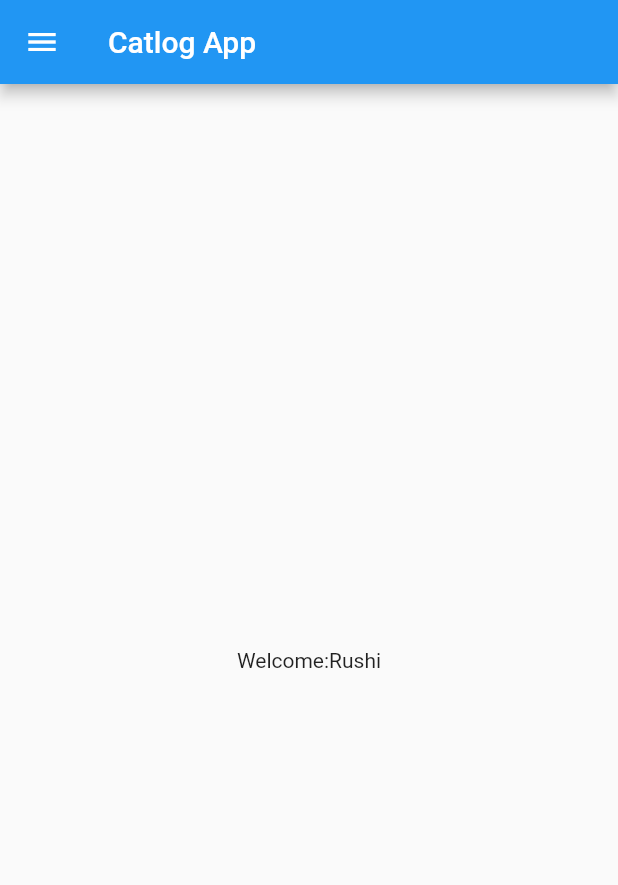
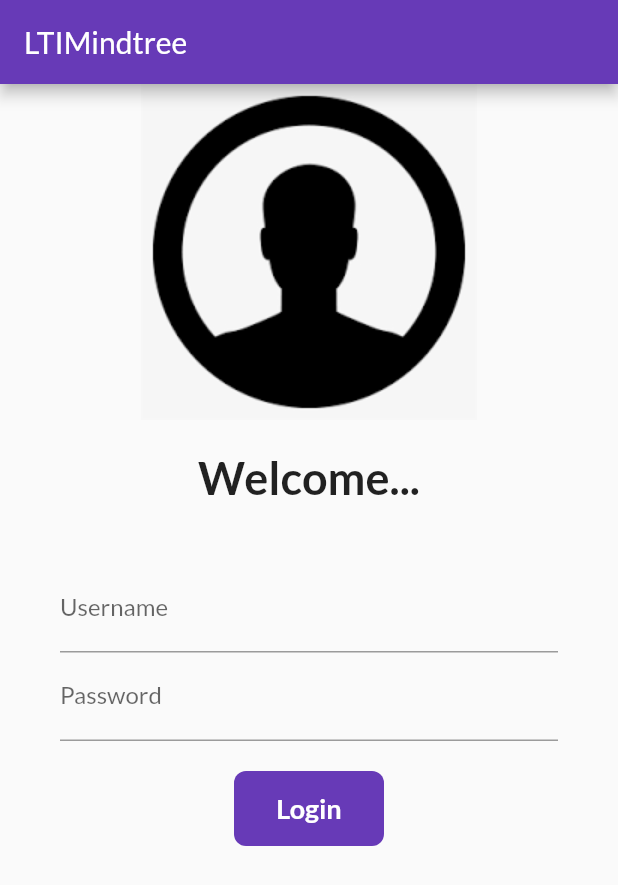
Before and after one commit to rushipatil11/DempApp-LAB, a Flutter app: the screen it shows after launch, on a phone screen of 412 x 824 dp. Shown: the top 885 px of the screen. Run offline on Flutter 3.47's test engine with Material 2 defaults, Android fonts, the phone set to English and light mode, and no system bars; our stand-ins replace google_fonts.

Commit message:
Day 2 Final

```diff
--- a/lib/home_page.dart
+++ b/lib/home_page.dart
@@ -8,13 +8,14 @@ class HomePage extends  StatelessWidget{
   Widget build(BuildContext context) {
     return Scaffold(
       appBar: AppBar(
-        title:Text("Catlog App")
+        title:Text("LTIMindtree")
       ),
         body:Center(
         child:Container(
           child:Text("Welcome:$aa"),
         ),
       ),
+
       drawer: Drawer(),
     );
   }
--- /dev/null
+++ b/lib/login.dart
@@ -0,0 +1,125 @@
+import 'package:flutter/material.dart';
+import 'package:lti/routes.dart';
+
+class LoginPage extends  StatefulWidget{
+
+  @override
+  State<LoginPage> createState() => _LoginPageState();
+}
+
+class _LoginPageState extends State<LoginPage> {
+
+  String name="";
+
+  final _formKey=GlobalKey<FormState>();
+
+  moveToHome(BuildContext context)async {
+    if (_formKey.currentState!.validate()) {
+      Navigator.pushNamed(context, MyRoutes.homeRoute);
+    }
+  }
+  @override
+  Widget build(BuildContext context) {
+    return Scaffold(
+      appBar: AppBar(
+          title:Text("LTIMindtree")
+      ),
+      body:Center(
+        child:Form(
+          key:_formKey,
+          child:Column(
+            children: [
+              Image.asset("assets/images/login.png",
+                  fit:BoxFit.cover
+              ),
+              SizedBox(
+                height:20.0,
+              ),
+              Text("Welcome...$name",
+              style:TextStyle(
+                fontSize: 30,
+                fontWeight: FontWeight.bold,
+              )),
+              SizedBox(
+                height:20.0,
+              ),
+              Padding(
+               padding:const EdgeInsets.symmetric(vertical:20,horizontal:40),
+                child:Column(children:[
+                  TextFormField(
+                    decoration:InputDecoration(
+                      hintText:"Enter Username",
+                      labelText:"Username",
+
+                    ) ,
+                    validator: (value){
+                      if(value!.isEmpty){
+                        return "username can not be empty";
+                      }
+                      return null;
+                    },
+                    onChanged: (value){
+                      name=value;
+                      setState(() {
+
+                      });
+                    },
+
+
+                  ),
+                  TextFormField(
+                    obscureText: true,
+                    decoration:InputDecoration(
+
+                      hintText:"Enter Password",
+                      labelText:"Password",
+
+                    ) ,
+                    validator: (value) {
+                      if (value!.isEmpty) {
+                        return "Password can not be empty";
+                      }
+
+                         else if(value.length<6){
+                          return "password should be grater than 5";
+                            }
+                            return null;
+                      return null;
+                    }
+                  ),
+                  SizedBox(
+                    height:20.0,
+                  ),
+                  InkWell(
+                    onTap: ()=>moveToHome(context),
+                  child:Container(
+                    width:100,
+                    height:50,
+                   // color:Colors.deepPurple,
+                    alignment: Alignment.center,
+                    child:Text("Login",
+                    style:TextStyle(
+                      color:Colors.white, fontWeight:FontWeight.bold,fontSize: 18
+                    )),
+                    decoration: BoxDecoration(
+                      color:Colors.deepPurple,
+                      borderRadius: BorderRadius.circular(8)
+                    )
+                  ),
+                  )
+                  // ElevatedButton(child:Text("Log in.."),
+                  // onPressed:(){
+                  //
+                  //     Navigator.pushNamed(context, MyRoutes.homeRoute);
+                  //
+                  // },)
+                ])
+              )
+            ],
+          ),
+      ),
+      ),
+      //drawer: Drawer(),
+    );
+  }
+}
--- a/lib/main.dart
+++ b/lib/main.dart
@@ -1,6 +1,8 @@
 import 'package:flutter/material.dart';
 import 'package:lti/home_page.dart';
-
+import 'package:lti/login.dart';
+import 'package:google_fonts/google_fonts.dart';
+import 'package:lti/routes.dart';
 void main() {
   runApp(const MyApp());
 }
@@ -12,7 +14,22 @@ class MyApp extends StatelessWidget {
   @override
   Widget build(BuildContext context) {
     return MaterialApp(
-      home:HomePage(),
+      themeMode:ThemeMode.light ,
+      theme:ThemeData(
+        primarySwatch:Colors.deepPurple,
+        fontFamily:GoogleFonts.lato().fontFamily ,
+        primaryTextTheme:GoogleFonts.latoTextTheme(),
+      ),
+      darkTheme:ThemeData(
+        brightness: Brightness.dark
+      ),
+      //home:HomePage(),
+     // initialRoute: "/home",
+      routes: {
+       "/":(context)=> LoginPage(),
+        MyRoutes.homeRoute:(context)=> HomePage(),
+        MyRoutes.loginRoute:(context)=> LoginPage(),
+      },
     );
   }
 }
--- /dev/null
+++ b/lib/routes.dart
@@ -0,0 +1,4 @@
+class MyRoutes{
+  static String loginRoute="/login";
+  static String homeRoute="/home";
+}
--- a/pubspec.yaml
+++ b/pubspec.yaml
@@ -35,6 +35,7 @@ dependencies:
   # The following adds the Cupertino Icons font to your application.
   # Use with the CupertinoIcons class for iOS style icons.
   cupertino_icons: ^1.0.2
+  google_fonts: ^4.0.3
 
 dev_dependencies:
   flutter_test:
@@ -59,8 +60,8 @@ flutter:
   uses-material-design: true
 
   # To add assets to your application, add an assets section, like this:
-  # assets:
-  #   - images/a_dot_burr.jpeg
+  assets:
+    - assets/images/
   #   - images/a_dot_ham.jpeg
 
   # An image asset can refer to one or more resolution-specific "variants", see
```
Also changed, not shown: assets/images/login.png (added), pubspec.lock, 1 other file.
